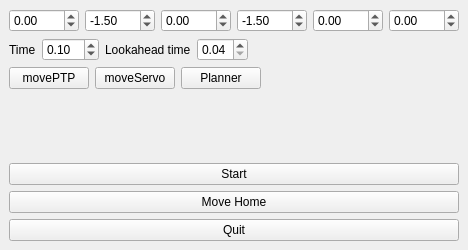
Qt form robot_plugin/src/RobotPlugin.ui (Ezzence/rovi2-robot) before a commit.
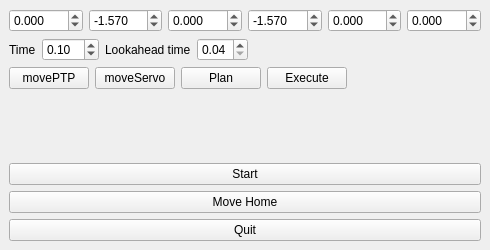
The same form after that commit.

Commit message: updating to RRTC planner, updating GUI, adding servo and path moving implementation (not working well currently because of threading timeouts

The edit to the form file:
```diff
--- a/robot_plugin/src/RobotPlugin.ui
+++ b/robot_plugin/src/RobotPlugin.ui
@@ -6,7 +6,7 @@
    <rect>
     <x>0</x>
     <y>0</y>
-    <width>468</width>
+    <width>490</width>
     <height>250</height>
    </rect>
   </property>
@@ -24,6 +24,9 @@
         </property>
         <item>
          <widget class="QDoubleSpinBox" name="boxQ1">
+          <property name="decimals">
+           <number>3</number>
+          </property>
           <property name="minimum">
            <double>-4.000000000000000</double>
           </property>
@@ -37,6 +40,9 @@
         </item>
         <item>
          <widget class="QDoubleSpinBox" name="boxQ2">
+          <property name="decimals">
+           <number>3</number>
+          </property>
           <property name="minimum">
            <double>-4.000000000000000</double>
           </property>
@@ -47,12 +53,15 @@
            <double>0.100000000000000</double>
           </property>
           <property name="value">
-           <double>-1.500000000000000</double>
+           <double>-1.570000000000000</double>
           </property>
          </widget>
         </item>
         <item>
          <widget class="QDoubleSpinBox" name="boxQ3">
+          <property name="decimals">
+           <number>3</number>
+          </property>
           <property name="minimum">
            <double>-4.000000000000000</double>
           </property>
@@ -66,6 +75,9 @@
         </item>
         <item>
          <widget class="QDoubleSpinBox" name="boxQ4">
+          <property name="decimals">
+           <number>3</number>
+          </property>
           <property name="minimum">
            <double>-4.000000000000000</double>
           </property>
@@ -76,12 +88,15 @@
            <double>0.100000000000000</double>
           </property>
           <property name="value">
-           <double>-1.500000000000000</double>
+           <double>-1.570000000000000</double>
           </property>
          </widget>
         </item>
         <item>
          <widget class="QDoubleSpinBox" name="boxQ5">
+          <property name="decimals">
+           <number>3</number>
+          </property>
           <property name="minimum">
            <double>-4.000000000000000</double>
           </property>
@@ -95,6 +110,9 @@
         </item>
         <item>
          <widget class="QDoubleSpinBox" name="boxQ6">
+          <property name="decimals">
+           <number>3</number>
+          </property>
           <property name="minimum">
            <double>-4.000000000000000</double>
           </property>
@@ -190,7 +208,14 @@
         <item>
          <widget class="QPushButton" name="btnPlanner">
           <property name="text">
-           <string>Planner</string>
+           <string>Plan</string>
+          </property>
+         </widget>
+        </item>
+        <item>
+         <widget class="QPushButton" name="btnExecute">
+          <property name="text">
+           <string>Execute</string>
           </property>
          </widget>
         </item>
```
The commit also changes 6 other files.
